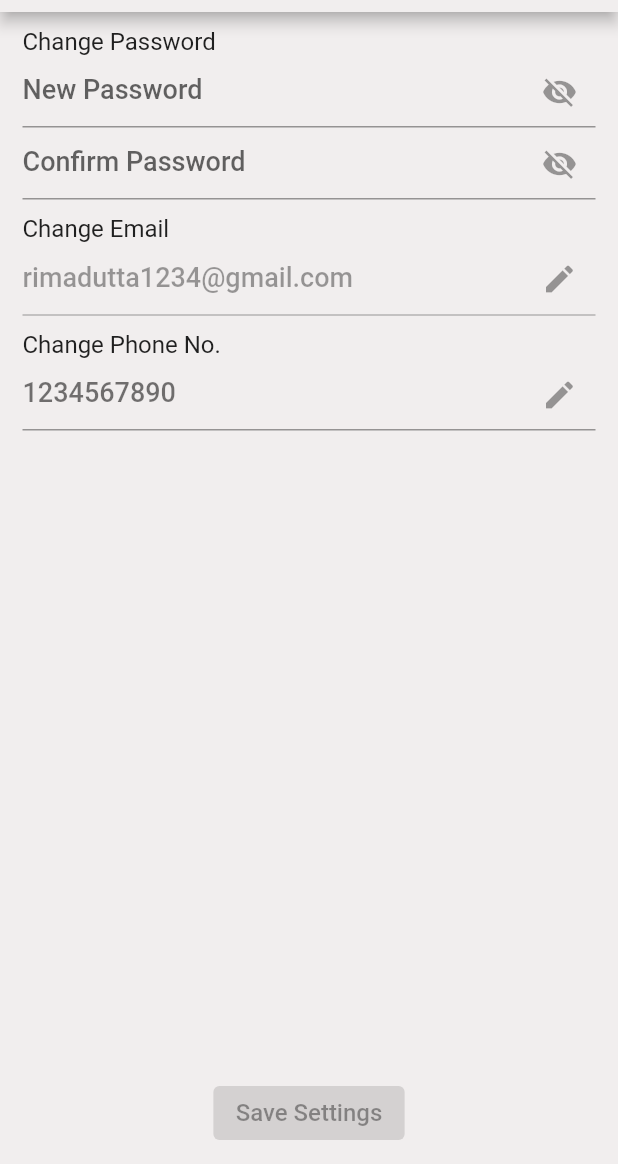
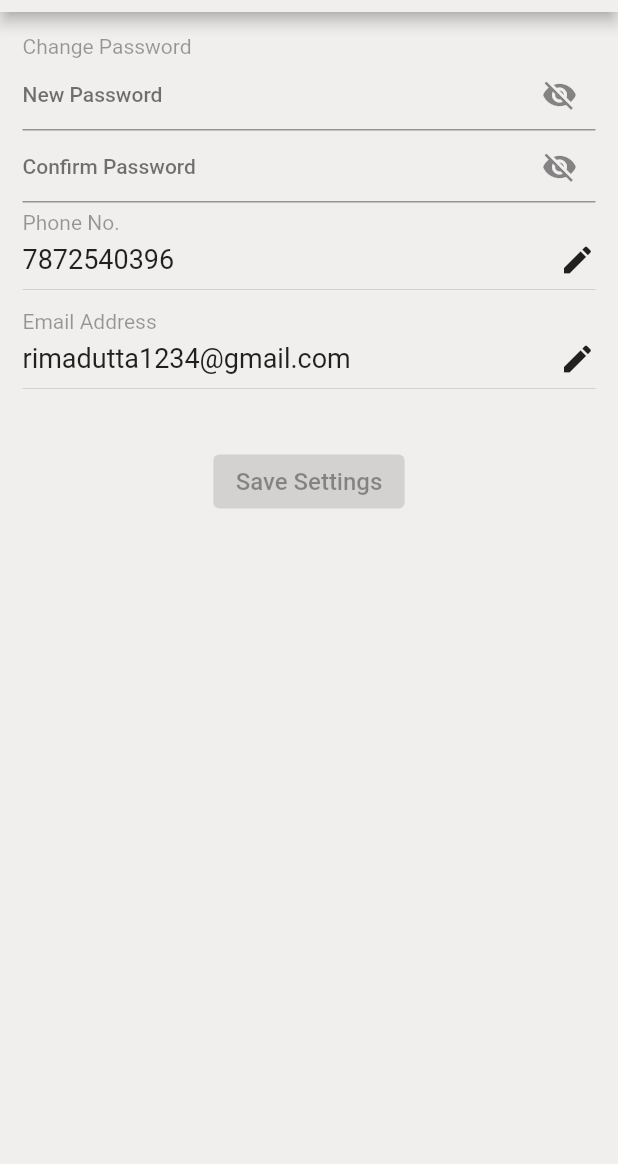
Before and after one commit to Coding-avatar/prestar, a Flutter app: the SettingScreen screen opened directly, on a phone screen of 412 x 824 dp, the part 72-1236 px from its top. Run offline on Flutter 3.47's test engine with Material 2 defaults, Android fonts, the light colour scheme and no system bars; our stand-ins replace better_player, carousel_slider, cloud_firestore, firebase_auth, firebase_core, google_sign_in and 5 more; missing offline and left inert: flutter_login_facebook; accounts and stored records are empty.

Commit message:
Update SettingsScreen.dart

```diff
--- a/lib/views/screens/SettingsScreen.dart
+++ b/lib/views/screens/SettingsScreen.dart
@@ -10,18 +10,25 @@ class SettingScreen extends StatefulWidget {
 }
 
 class _SettingScreenState extends State<SettingScreen> {
-  TextEditingController userPasswordFieldController =
+  TextEditingController _textFieldController = new TextEditingController();
+  TextEditingController _userPasswordFieldController =
       new TextEditingController();
-  TextEditingController confirmPasswordFieldController =
+  TextEditingController _confirmPasswordFieldController =
       new TextEditingController();
-  TextEditingController userEmailFieldController = new TextEditingController();
-  TextEditingController userMobileNumberFieldController =
-      new TextEditingController();
+  FocusNode _confirmPasswordFocusNode = new FocusNode();
+  late String userEmail;
+  late String userPhone;
 
+  bool _isNewPasswordVisible = false;
+  bool _isConfirmPasswordVisible = false;
+  bool _isNewPasswordValid = true;
+  bool _isConfirmPasswordValid = true;
+  String errorText = "Password cannot be empty";
+  String errorText2 = "Password don\'t match";
   @override
   void initState() {
     super.initState();
-    updateDetails();
+    updateSettingsDetails();
   }
 
   @override
@@ -76,71 +83,135 @@ class _SettingScreenState extends State<SettingScreen> {
         child: Column(
           children: [
             Container(
-              margin: EdgeInsets.only(top: 10),
-              child: Text('Change Password'),
+              margin: EdgeInsets.only(top: 15),
+              child: Text(
+                'Change Password',
+                style: TextStyle(color: Colors.black38, fontSize: 14),
+              ),
               width: double.infinity,
             ),
             TextField(
-              controller: userPasswordFieldController,
+              controller: _userPasswordFieldController,
               decoration: InputDecoration(
                 hintText: 'New Password',
-                hintStyle: TextStyle(),
+                hintStyle: TextStyle(color: Colors.black54, fontSize: 14),
+                errorText: _isNewPasswordValid ? null : errorText,
                 suffixIcon: IconButton(
-                  icon: Icon(Icons.visibility_off),
-                  onPressed: null,
+                  icon: _isNewPasswordVisible
+                      ? Icon(Icons.visibility)
+                      : Icon(Icons.visibility_off),
+                  onPressed: () {
+                    setState(() {
+                      _isNewPasswordVisible = !_isNewPasswordVisible;
+                    });
+                  },
                 ),
               ),
-              obscureText: true,
+              obscureText: !_isNewPasswordVisible,
+              onChanged: (value) {
+                setState(() {
+                  _isNewPasswordValid = true;
+                });
+              },
+              onEditingComplete: () {
+                if (_userPasswordFieldController.text.trim() == "") {
+                  setState(() {
+                    _isNewPasswordValid = false;
+                  });
+                } else {
+                  _confirmPasswordFocusNode.requestFocus();
+                }
+              },
             ),
             TextField(
-              controller: confirmPasswordFieldController,
+              controller: _confirmPasswordFieldController,
+              focusNode: _confirmPasswordFocusNode,
               decoration: InputDecoration(
-                  hintText: 'Confirm Password',
-                  suffixIcon: IconButton(
-                    icon: Icon(Icons.visibility_off),
-                    onPressed: null,
-                  ),
-                  alignLabelWithHint: false),
-              obscureText: true,
+                hintText: 'Confirm Password',
+                hintStyle: TextStyle(color: Colors.black54, fontSize: 14),
+                errorText: _isConfirmPasswordValid ? null : errorText2,
+                suffixIcon: IconButton(
+                  icon: _isConfirmPasswordVisible
+                      ? Icon(Icons.visibility)
+                      : Icon(Icons.visibility_off),
+                  onPressed: () {
+                    setState(() {
+                      _isConfirmPasswordVisible = !_isConfirmPasswordVisible;
+                    });
+                  },
+                ),
+              ),
+              obscureText: !_isConfirmPasswordVisible,
+              onChanged: (value) {
+                setState(() {
+                  _isNewPasswordValid = true;
+                });
+              },
+              onEditingComplete: () {
+                _confirmPasswordFocusNode.unfocus();
+
+                ///validate confirm password
+              },
             ),
             Container(
-              margin: EdgeInsets.only(top: 10),
-              child: Text('Change Email'),
+              margin: EdgeInsets.symmetric(vertical: 5),
+              child: Text(
+                'Phone No.',
+                style: TextStyle(color: Colors.black38, fontSize: 14),
+              ),
               width: double.infinity,
             ),
-            TextField(
-              controller: userEmailFieldController,
-              decoration: InputDecoration(
-                hintText: 'Email Address',
-                hintStyle: TextStyle(),
-                suffixIcon: IconButton(
-                  icon: Icon(Icons.edit),
-                  onPressed: null,
-                ),
+            Container(
+              width: double.infinity,
+              child: Column(
+                children: [
+                  Row(
+                    mainAxisAlignment: MainAxisAlignment.spaceBetween,
+                    children: [
+                      Text(
+                        userPhone,
+                        style: TextStyle(color: Colors.black87, fontSize: 18),
+                      ),
+                      InkWell(
+                        child: Icon(Icons.edit),
+                        onTap: () => updateUserPhone(),
+                      )
+                    ],
+                  ),
+                  Divider()
+                ],
               ),
-              enabled: false,
             ),
             Container(
-              margin: EdgeInsets.only(top: 10),
-              child: Text('Change Phone No.'),
+              margin: EdgeInsets.symmetric(vertical: 5),
+              child: Text(
+                'Email Address',
+                style: TextStyle(color: Colors.black38, fontSize: 14),
+              ),
               width: double.infinity,
             ),
-            TextField(
-              controller: userMobileNumberFieldController,
-              decoration: InputDecoration(
-                hintText: 'Phone No.',
-                hintStyle: TextStyle(),
-                suffixIcon: IconButton(
-                  icon: Icon(Icons.edit),
-                  onPressed: null,
-                ),
-                // labelStyle: TextStyle(color: Colors.black54, fontSize: 12),
+            Container(
+              width: double.infinity,
+              child: Column(
+                children: [
+                  Row(
+                    mainAxisAlignment: MainAxisAlignment.spaceBetween,
+                    children: [
+                      Text(
+                        userEmail,
+                        style: TextStyle(color: Colors.black87, fontSize: 18),
+                      ),
+                      InkWell(
+                        child: Icon(Icons.edit),
+                        onTap: () => updateUserEmail(),
+                      )
+                    ],
+                  ),
+                  Divider()
+                ],
               ),
-              enabled: true,
             ),
-            Expanded(
-              child: Container(),
-            ),
+            SizedBox(height: 30),
             ElevatedButton(
               onPressed: null,
               child: Text('Save Settings'),
@@ -154,10 +225,68 @@ class _SettingScreenState extends State<SettingScreen> {
     );
   }
 
-  void updateDetails() {
+  void updateSettingsDetails() {
     setState(() {
-      userEmailFieldController.text = "rimadutta1234@gmail.com";
-      userMobileNumberFieldController.text = "1234567890";
+      userEmail = "rimadutta1234@gmail.com";
+      userPhone = "7872540396";
     });
   }
+
+  updateUserPhone() {
+    showDialog(
+        context: context,
+        builder: (context) {
+          return new AlertDialog(
+            title: Text("Edit "),
+            content: Column(
+              mainAxisSize: MainAxisSize.min,
+              children: [
+                Text("Update "),
+                TextField(
+                  controller: _textFieldController,
+                )
+              ],
+            ),
+            actions: [
+              ElevatedButton(
+                onPressed: () => Navigator.of(context).pop(),
+                child: Text("Cancel"),
+              ),
+              ElevatedButton(
+                onPressed: () {},
+                child: Text("Okay"),
+              )
+            ],
+          );
+        });
+  }
+
+  updateUserEmail() {
+    showDialog(
+        context: context,
+        builder: (context) {
+          return new AlertDialog(
+            title: Text("Edit "),
+            content: Column(
+              mainAxisSize: MainAxisSize.min,
+              children: [
+                Text("Update "),
+                TextField(
+                  controller: _textFieldController,
+                )
+              ],
+            ),
+            actions: [
+              ElevatedButton(
+                onPressed: () => Navigator.of(context).pop(),
+                child: Text("Cancel"),
+              ),
+              ElevatedButton(
+                onPressed: () {},
+                child: Text("Okay"),
+              )
+            ],
+          );
+        });
+  }
 }
```
